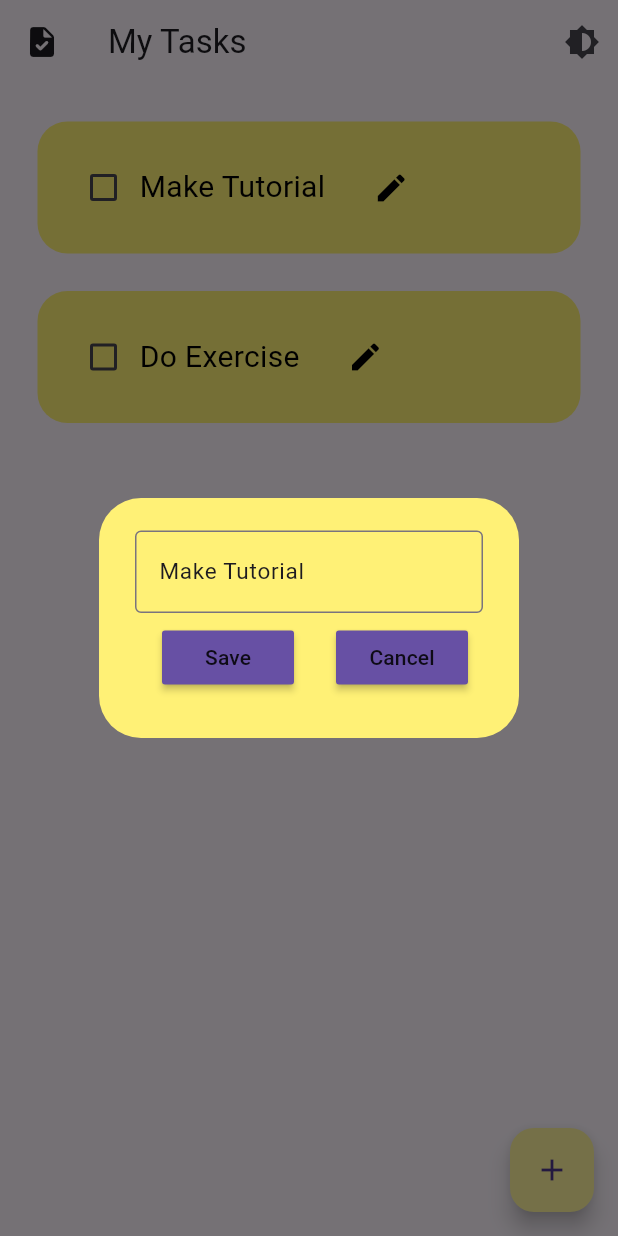
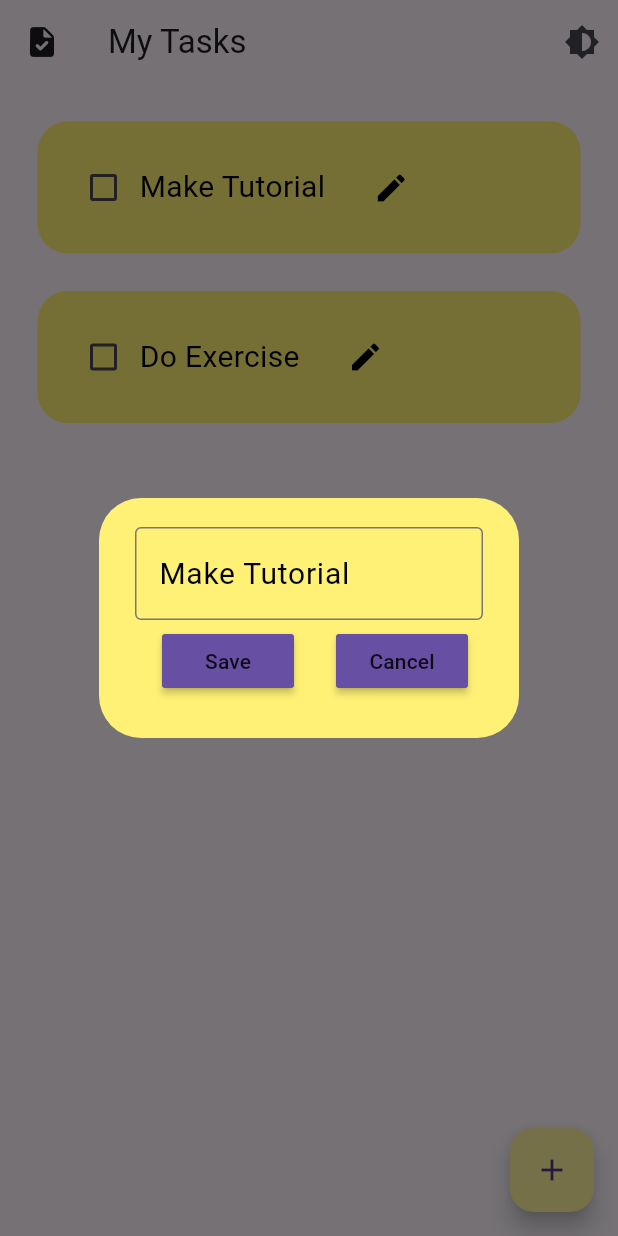
Before and after one commit to mohammedhegazyy/TO_DO_App, a Flutter app: the screen it shows after launch, after a tap on the "edit" icon, on a phone screen of 412 x 824 dp. Run offline on Flutter 3.47's test engine with Material 3 defaults, Android fonts, the phone set to English and light mode, and no system bars; drawn by our look-alikes of flutter_slidable; our stand-ins replace adaptive_theme, hive_flutter; accounts and stored records are empty.

```diff
--- a/taskapp/lib/util/dialog_box.dart
+++ b/taskapp/lib/util/dialog_box.dart
@@ -30,10 +30,10 @@ class DialogBox extends StatelessWidget {
             TextField(
               controller: controller,
               decoration: const InputDecoration(
-                border: OutlineInputBorder(),
-                hintText: "Add a new task",
-              ),
-              style: const TextStyle(fontSize: 15),
+                  border: OutlineInputBorder(),
+                  hintText: "Add a new task",
+                  hintStyle: TextStyle(color: Colors.black)),
+              style: const TextStyle(fontSize: 20, color: Colors.black),
             ),
 
             // buttons -> save + cancel
```
